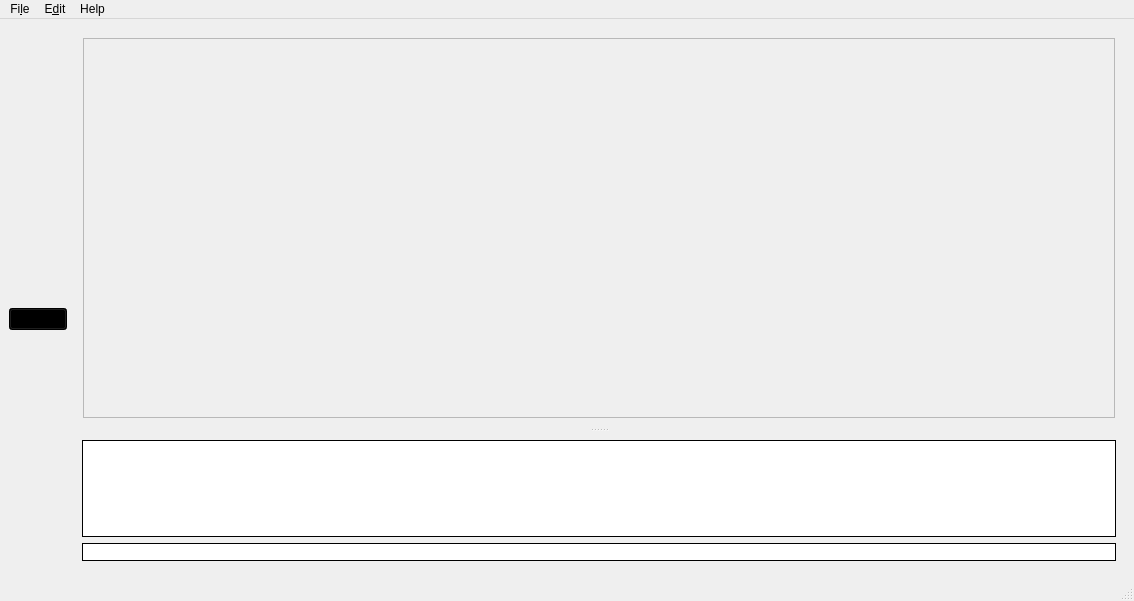
The window that app/ui/main_window.ui (drahoja9/BI-OOP-CAD) describes before a commit, drawn with Qt 5.
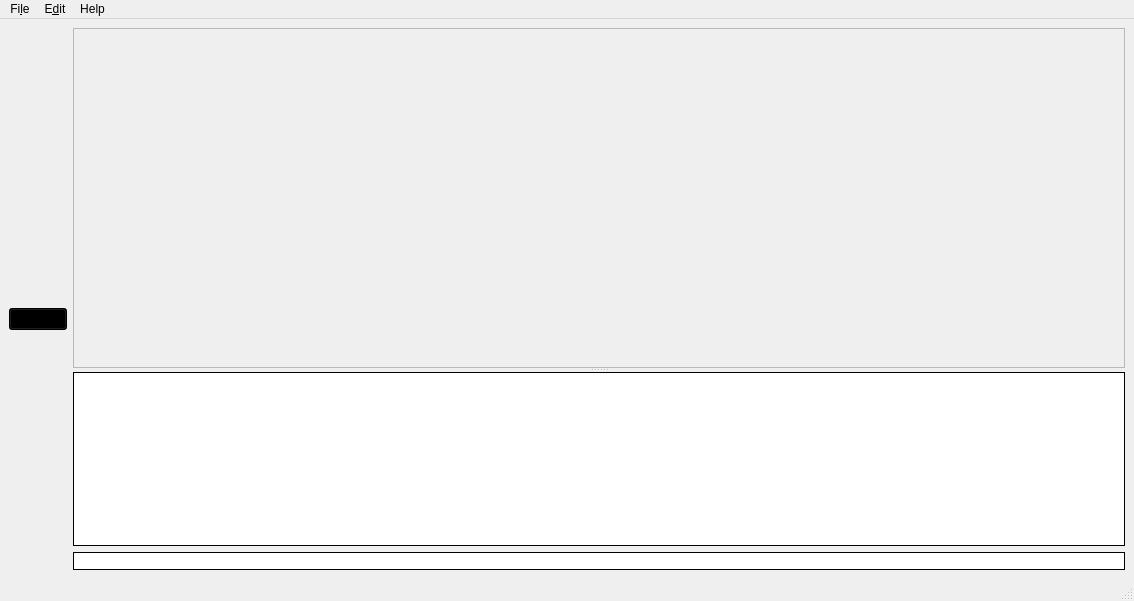
The same window after the commit. Icons and pictures are not drawn.

Commit message: fixed double scrollbar

```diff
--- a/app/ui/main_window.ui
+++ b/app/ui/main_window.ui
@@ -321,9 +321,6 @@
         <property name="opaqueResize">
          <bool>true</bool>
         </property>
-        <property name="handleWidth">
-         <number>3</number>
-        </property>
         <property name="childrenCollapsible">
          <bool>false</bool>
         </property>
@@ -337,7 +334,7 @@
          <property name="minimumSize">
           <size>
            <width>0</width>
-           <height>400</height>
+           <height>340</height>
           </size>
          </property>
          <property name="baseSize">
@@ -349,9 +346,6 @@
          <property name="cursor" stdset="0">
           <cursorShape>CrossCursor</cursorShape>
          </property>
-         <property name="styleSheet">
-          <string notr="true">margin: 10px;</string>
-         </property>
          <property name="widgetResizable">
           <bool>true</bool>
          </property>
@@ -360,47 +354,14 @@
            <rect>
             <x>0</x>
             <y>0</y>
-            <width>1022</width>
-            <height>378</height>
+            <width>1042</width>
+            <height>338</height>
            </rect>
           </property>
          </widget>
         </widget>
-        <widget class="QScrollArea" name="historyHolder">
-         <property name="minimumSize">
-          <size>
-           <width>0</width>
-           <height>0</height>
-          </size>
-         </property>
-         <property name="autoFillBackground">
-          <bool>true</bool>
-         </property>
-         <property name="styleSheet">
-          <string notr="true">border: none;</string>
-         </property>
-         <property name="verticalScrollBarPolicy">
-          <enum>Qt::ScrollBarAsNeeded</enum>
-         </property>
-         <property name="widgetResizable">
-          <bool>true</bool>
-         </property>
-         <widget class="QWidget" name="scrollAreaWidgetContents_2">
-          <property name="geometry">
-           <rect>
-            <x>0</x>
-            <y>0</y>
-            <width>1044</width>
-            <height>137</height>
-           </rect>
-          </property>
-          <property name="sizePolicy">
-           <sizepolicy hsizetype="Expanding" vsizetype="Expanding">
-            <horstretch>0</horstretch>
-            <verstretch>0</verstretch>
-           </sizepolicy>
-          </property>
-          <layout class="QVBoxLayout" name="verticalLayout">
+        <widget class="QWidget" name="verticalLayoutWidget">
+         <layout class="QVBoxLayout" name="verticalLayout_2">
            <item>
             <widget class="QTextBrowser" name="history">
              <property name="styleSheet">
@@ -416,7 +377,6 @@
             </widget>
            </item>
           </layout>
-         </widget>
         </widget>
        </widget>
       </item>
```
Lines whose indentation alone changed are shown as unchanged. The commit also changes 1 other file.
